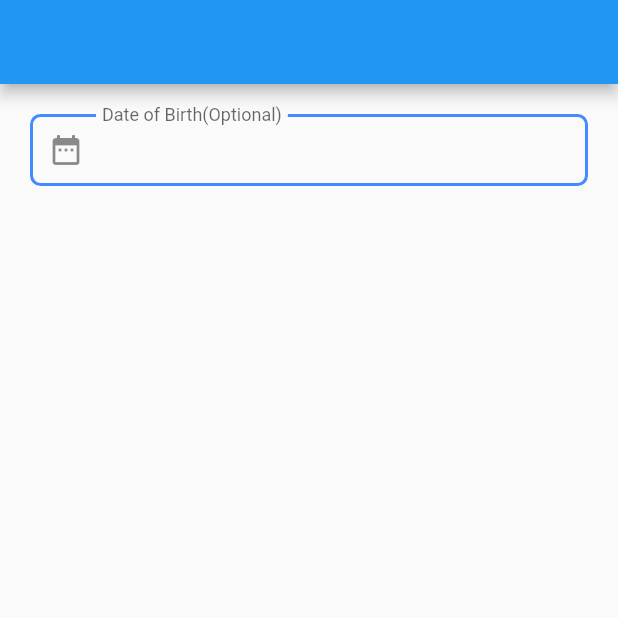
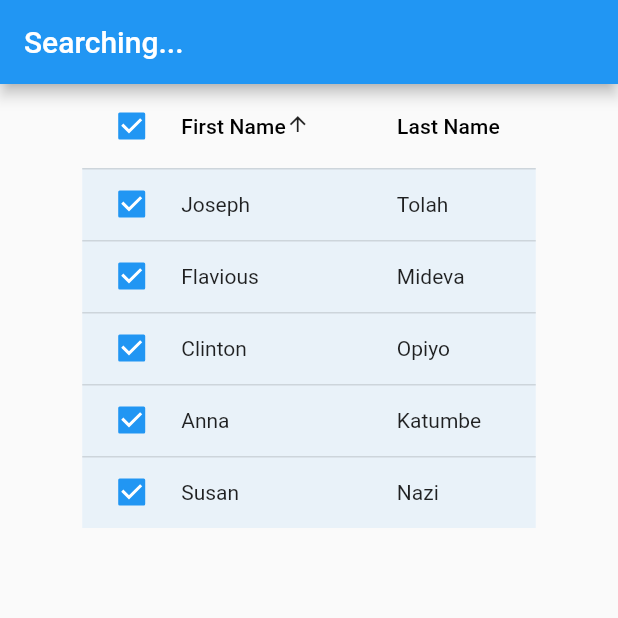
Before and after one commit to joekubo/flutter-components, a Flutter app: the screen it shows after launch, on a phone screen of 412 x 824 dp, the top half of it. Run offline on Flutter 3.47's test engine with Material 2 defaults, Android fonts, the phone set to English and light mode, and no system bars; drawn by our look-alikes of datetime_picker_formfield.

Commit message:
working on the table

```diff
--- a/lib/main.dart
+++ b/lib/main.dart
@@ -1,6 +1,5 @@
 import 'package:flutter/material.dart';
-
-import 'pages/display.dart';
+import 'package:flutter_components/pages/components/datatable.dart';
 
 void main() {
   runApp(const MyApp());
@@ -16,7 +15,10 @@ class MyApp extends StatelessWidget {
       title: 'Components',
       theme: ThemeData(),
       debugShowCheckedModeBanner: false,
-      home: const DisplayComponents(title: 'Components'),
+      // home: const DisplayComponents(title: 'Components'),
+      home: const DatatableYetu(
+        title: "Searching...",
+      ),
     );
   }
 }
--- /dev/null
+++ b/lib/pages/components/datatable.dart
@@ -0,0 +1,100 @@
+import 'package:flutter/material.dart';
+import 'package:flutter_components/pages/models/users.dart';
+
+class DatatableYetu extends StatefulWidget {
+  final String title;
+  const DatatableYetu({Key? key, required this.title}) : super(key: key);
+
+  @override
+  _DatatableYetuState createState() => _DatatableYetuState();
+}
+
+class _DatatableYetuState extends State<DatatableYetu> {
+  bool sort = false;
+  List<User> users = [];
+
+  @override
+  void initState() {
+    sort = true;
+    users = User.getUsers();
+    super.initState();
+  }
+
+  @override
+  Widget build(BuildContext context) {
+    onSortColumn(int columnIndex, bool ascending) {
+      if (columnIndex == 0) {
+        if (ascending) {
+          users.sort((a, b) => a.firstName.compareTo(b.firstName));
+        } else {
+          users.sort((a, b) => b.firstName.compareTo(a.firstName));
+        }
+      }
+    }
+
+    // onSelectedRow(bool selected, User user) {
+
+    // }
+
+    DataTable dataBody() {
+      return DataTable(
+        sortAscending: sort,
+        sortColumnIndex: 0,
+        columns: [
+          DataColumn(
+            label: const Text("First Name"),
+            numeric: false,
+            tooltip: "This is First Name",
+            onSort: (columnIndex, ascending) {
+              setState(() {
+                sort = !sort;
+              });
+              onSortColumn(columnIndex, ascending);
+            },
+          ),
+          const DataColumn(
+            label: Text("Last Name"),
+            numeric: false,
+            tooltip: "This is Last Name",
+          ),
+        ],
+        rows: users
+            .map(
+              (users) => DataRow(
+                selected: true,
+                onSelectChanged: (b) {
+                  print("OnSelect");
+                  // onSelectedRow(b, users);
+                },
+                cells: [
+                  DataCell(
+                    Text(users.firstName),
+                    onTap: () {
+                      print("Selected ${users.firstName}");
+                    },
+                  ),
+                  DataCell(Text(users.lastName)),
+                ],
+              ),
+            )
+            .toList(),
+      );
+    }
+
+    return Scaffold(
+      appBar: AppBar(
+        title: Text(widget.title),
+      ),
+      body: Column(
+        mainAxisSize: MainAxisSize.min,
+        mainAxisAlignment: MainAxisAlignment.center,
+        verticalDirection: VerticalDirection.down,
+        children: [
+          Center(
+            child: dataBody(),
+          ),
+        ],
+      ),
+    );
+  }
+}
--- a/lib/pages/display.dart
+++ b/lib/pages/display.dart
@@ -1,4 +1,3 @@
-import 'package:flutter/cupertino.dart';
 import 'package:flutter/material.dart';
 import 'package:flutter_components/pages/components/datepicker.dart';
 
--- /dev/null
+++ b/lib/pages/models/users.dart
@@ -0,0 +1,16 @@
+class User {
+  String firstName;
+  String lastName;
+
+  User({required this.firstName, required this.lastName});
+
+  static List<User> getUsers() {
+    return <User>[
+      User(firstName: "Joseph", lastName: "Tolah"),
+      User(firstName: "Flavious", lastName: "Mideva"),
+      User(firstName: "Clinton", lastName: "Opiyo"),
+      User(firstName: "Anna", lastName: "Katumbe"),
+      User(firstName: "Susan", lastName: "Nazi"),
+    ];
+  }
+}
```
Also changed, not shown: pubspec.lock.
